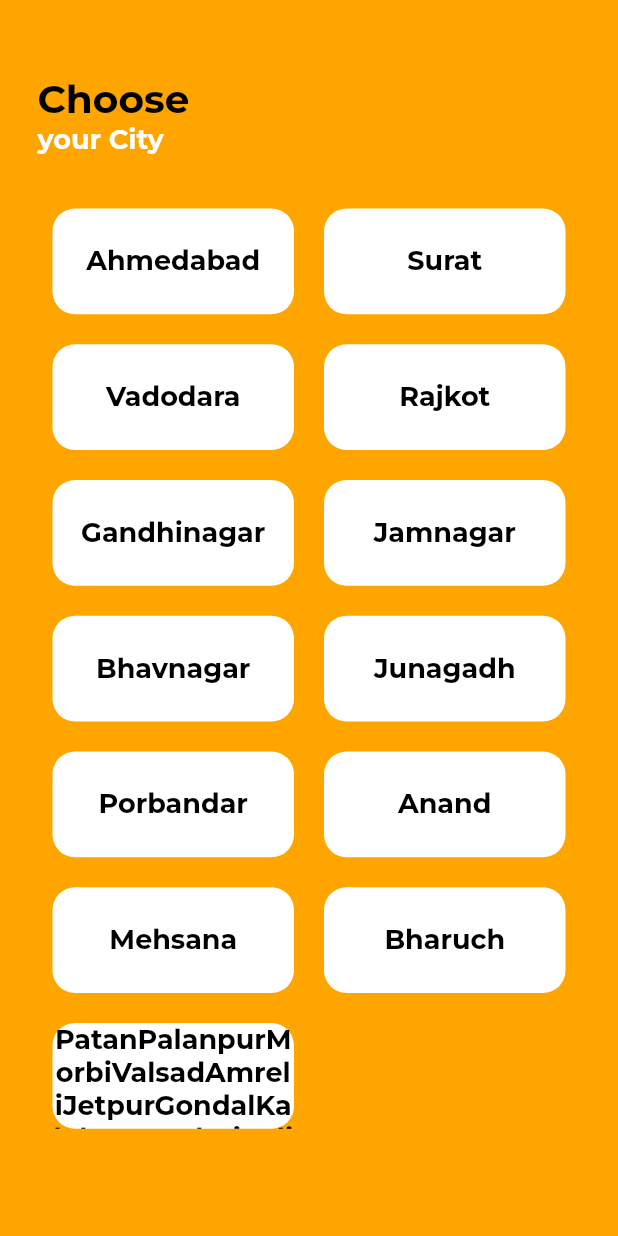
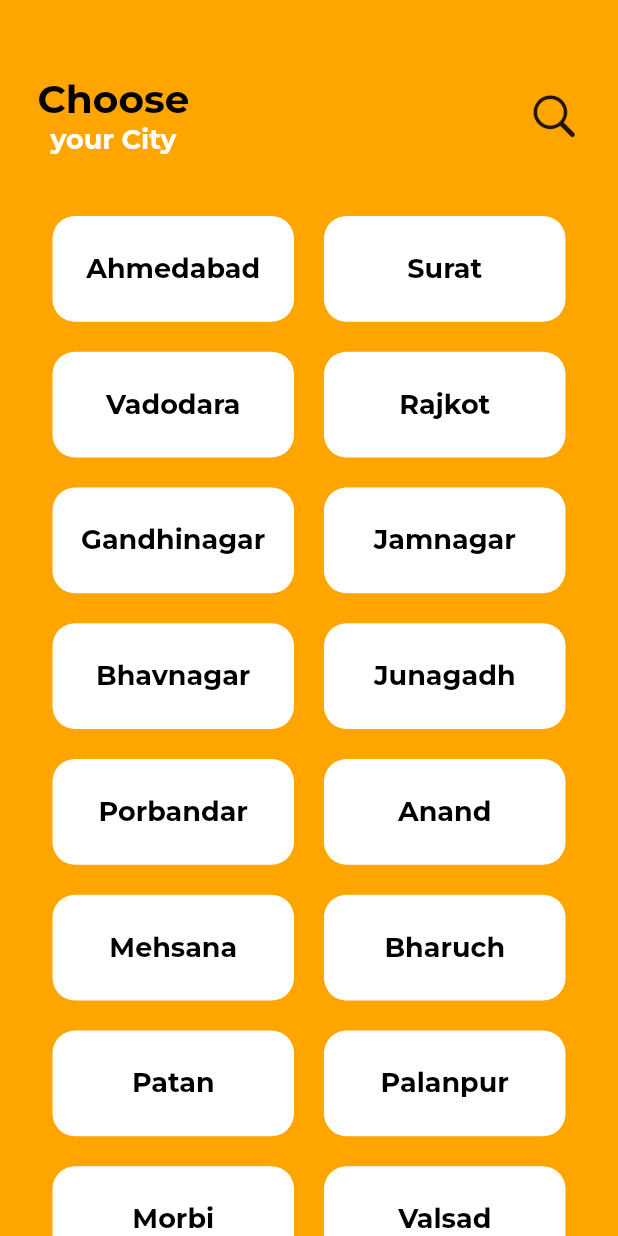
Before and after one commit to Akshaybhuptani/second_hand, a Flutter app: the screen it shows after launch, after a tap on "Countinue", on a phone screen of 412 x 824 dp. Run offline on Flutter 3.47's test engine with Material 2 defaults, Android fonts, the phone set to English and light mode, and no system bars; our stand-ins replace flutter_svg, google_fonts, intro_slider, rxdart.

Commit message:
search fuctionality

```diff
--- a/lib/screens/language/language.dart
+++ b/lib/screens/language/language.dart
@@ -1,6 +1,5 @@
 import 'package:flutter/material.dart';
 import 'package:google_fonts/google_fonts.dart';
-import 'package:second_hand/intro.dart';
 import 'package:second_hand/screens/language/language_block.dart';
 import 'package:second_hand/screens/location/location.dart';
 import 'package:second_hand/utils.dart';
@@ -280,7 +279,7 @@ class _LanguageState extends State<Language> {
                   padding: const EdgeInsets.only(bottom: 15),
                   child: ConstrainedBox(
                     constraints: BoxConstraints.tightFor(
-                        width: double.infinity, height: 40),
+                        width: double.infinity, height: 45),
                     child: ElevatedButton(
                         onPressed: () {
                           Navigator.of(context).push(MaterialPageRoute(
--- a/lib/screens/location/location.dart
+++ b/lib/screens/location/location.dart
@@ -1,5 +1,7 @@
+import 'package:flutter/cupertino.dart';
 import 'package:flutter/material.dart';
 import 'package:google_fonts/google_fonts.dart';
+import 'package:second_hand/intro.dart';
 import 'package:second_hand/screens/location/location_block.dart';
 import 'package:second_hand/utils.dart';
 
@@ -12,6 +14,7 @@ class Location extends StatefulWidget {
 
 class _LocationState extends State<Location> {
   LocationBlock locationBlock = LocationBlock();
+  bool search = false;
 
   @override
   void initState() {
@@ -21,11 +24,16 @@ class _LocationState extends State<Location> {
   @override
   Widget build(BuildContext context) {
     return SafeArea(
-      child: Container(
+      child: Scaffold(
+        body: Container(
           padding: EdgeInsets.only(top: 50, left: 25, right: 25),
           color: AppColors.orange,
           child: Column(
             crossAxisAlignment: CrossAxisAlignment.start,
+            children: [
+              Row(
+                children: [
+                  Column(
                     children: [
                       Text("Choose",
                           style: GoogleFonts.montserrat(
@@ -39,8 +47,63 @@ class _LocationState extends State<Location> {
                               fontWeight: FontWeight.bold,
                               fontSize: FontSize.fontMedium,
                               decoration: TextDecoration.none)),
+                    ],
+                  ),
+                  Spacer(),
+                  GestureDetector(
+                    onTap: () {
+                      setState(() {
+                        search = true;
+                      });
+                    },
+                    child: Icon(
+                      CupertinoIcons.search,
+                      size: 35.0,
+                    ),
+                  ),
+                ],
+              ),
               SizedBox(
-              height: 25,
+                height: 15,
+              ),
+              Visibility(
+                visible: search,
+                child: Container(
+                  padding: EdgeInsets.only(left: 15),
+                  decoration: BoxDecoration(
+                      color: Colors.white,
+                      borderRadius: BorderRadius.all(Radius.circular(15))),
+                  child: TextField(
+                    onChanged: (String value) {
+                      locationBlock.searchCities(value.toLowerCase());
+                    },
+                    style: GoogleFonts.montserrat(
+                        color: AppColors.black,
+                        fontWeight: FontWeight.bold,
+                        fontSize: FontSize.fontSmall,
+                        decoration: TextDecoration.none),
+                    decoration: InputDecoration(
+                        hintText: 'Enter a city name',
+                        focusedBorder: InputBorder.none,
+                        suffixIcon: GestureDetector(
+                            onTap: () {
+                              setState(() {
+                                locationBlock.getCities();
+                                search = false;
+                              });
+                            },
+                            child: Icon(Icons.close, size: 20)),
+                        border: InputBorder.none,
+                        hintStyle: GoogleFonts.montserrat(
+                            color: AppColors.greay,
+                            fontWeight: FontWeight.normal,
+                            fontSize: FontSize.fontSmall,
+                            decoration: TextDecoration.none)),
+                  ),
+                ),
+              ),
+              SizedBox(
+                height: 15,
               ),
               StreamBuilder(
                 stream: locationBlock.citiesList.stream,
@@ -48,7 +111,8 @@ class _LocationState extends State<Location> {
                   if (snapShot.hasData) {
                     return Expanded(
                       child: GridView.builder(
-                        gridDelegate: SliverGridDelegateWithFixedCrossAxisCount(
+                          gridDelegate:
+                              SliverGridDelegateWithFixedCrossAxisCount(
                             crossAxisCount: 2,
                             crossAxisSpacing: 0.0,
                             childAspectRatio: 2,
@@ -56,12 +120,18 @@ class _LocationState extends State<Location> {
                           ),
                           itemCount: snapShot.data!.length,
                           itemBuilder: (BuildContext context, int index) {
-                          return Container(
+                            return GestureDetector(
+                              onTap: () {
+                                Navigator.of(context).push(MaterialPageRoute(
+                                    builder: (BuildContext context) =>
+                                        IntroScreen()));
+                              },
+                              child: Container(
                                 margin: EdgeInsets.all(10),
                                 decoration: BoxDecoration(
                                     color: AppColors.white,
-                              borderRadius: BorderRadius.all(Radius.circular(15))
-                            ),
+                                    borderRadius:
+                                        BorderRadius.all(Radius.circular(15))),
                                 child: Center(
                                   child: Text(
                                     snapShot.data![index].toString(),
@@ -71,6 +141,7 @@ class _LocationState extends State<Location> {
                                         fontSize: FontSize.fontMedium,
                                         decoration: TextDecoration.none),
                                     textAlign: TextAlign.center,
+                                  ),
                                 ),
                               ),
                             );
@@ -84,6 +155,7 @@ class _LocationState extends State<Location> {
             ],
           ),
         ),
+      ),
     );
   }
 }
--- a/lib/screens/location/location_block.dart
+++ b/lib/screens/location/location_block.dart
@@ -2,9 +2,9 @@ import 'package:rxdart/rxdart.dart';
 
 class LocationBlock {
   BehaviorSubject<List<String>> citiesList = BehaviorSubject<List<String>>();
-
+  List<String> cities =[];
   void getCities() {
-    List<String> cities = <String>[
+    cities = <String>[
       'Ahmedabad',
       'Surat',
       'Vadodara',
@@ -17,18 +17,28 @@ class LocationBlock {
       'Anand',
       'Mehsana',
       'Bharuch',
-      'Patan'
-      'Palanpur'
-      'Morbi'
-      'Valsad'
-      'Amreli'
-      'Jetpur'
-      'Gondal'
-      'Kalol'
-      'Deesa'
-      'Bhuj'
-      'Palitana'
+      'Patan',
+      'Palanpur',
+      'Morbi',
+      'Valsad',
+      'Amreli',
+      'Jetpur',
+      'Gondal',
+      'Kalol',
+      'Deesa',
+      'Bhuj',
+      'Palitana',
     ];
     citiesList.sink.add(cities);
   }
+
+  void searchCities(String text){
+    List<String> filterCities =[];
+    for (int i = 0; i <cities.length; i++) {
+      if(cities[i].toLowerCase().contains(text)){
+        filterCities.add(cities[i].toString());
+        citiesList.sink.add(filterCities);
+      }
+    }
+  }
 }
```
Lines whose indentation alone changed are shown as unchanged.
